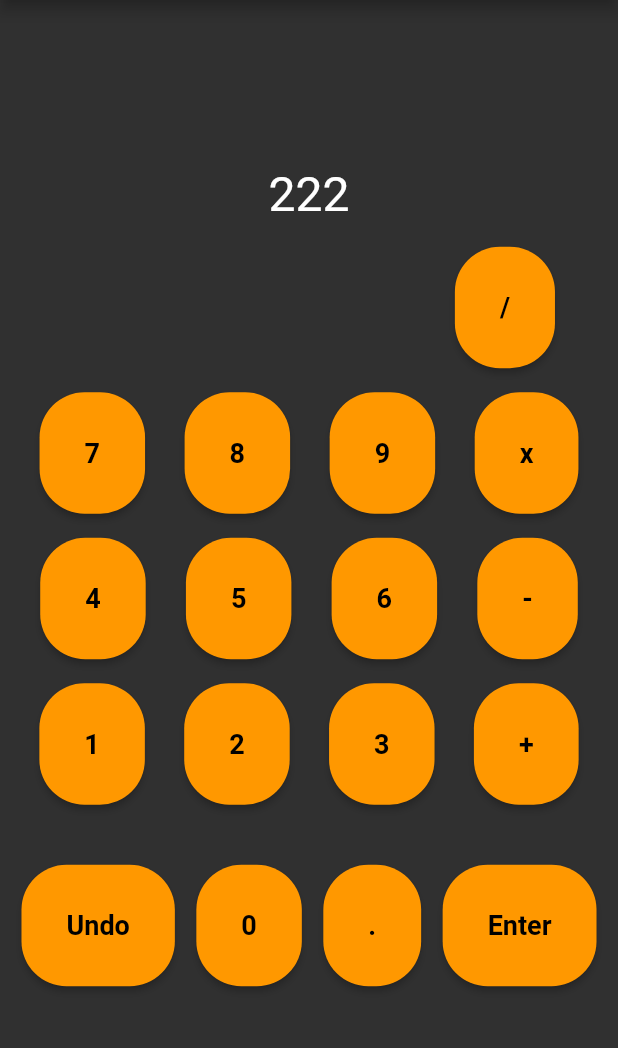
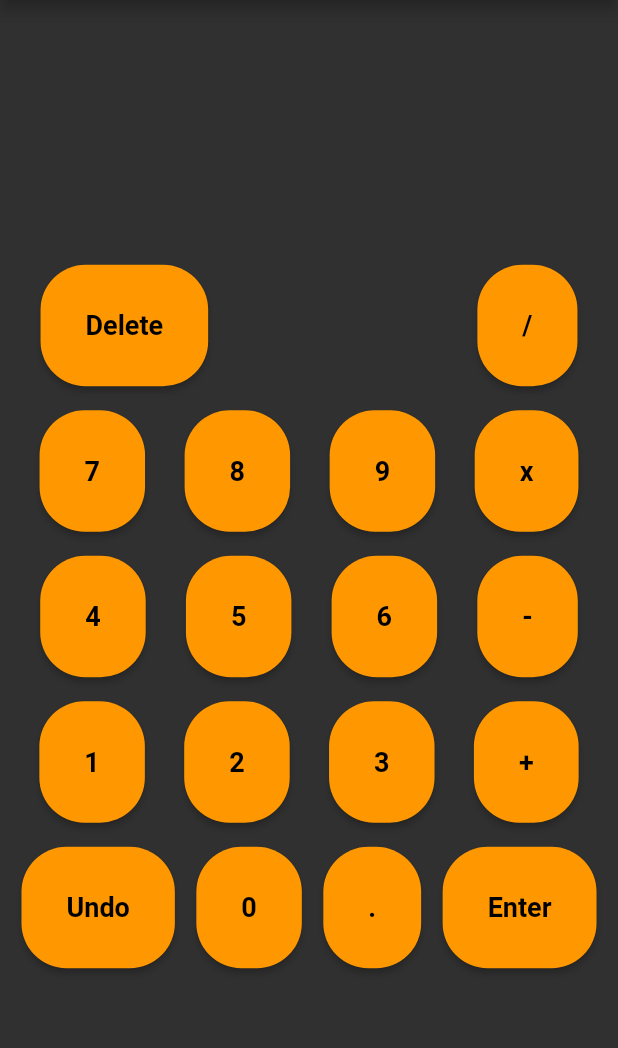
Before and after one commit to SergioMM0/rpncalculatorv3, a Flutter app: the Calculator screen opened directly, on a phone screen of 412 x 824 dp, the part 84-1132 px from its top. Run offline on Flutter 3.47's test engine with Material 2 defaults, Android fonts, the light colour scheme and no system bars.

Commit message:
gui finished

```diff
--- a/lib/calculator.dart
+++ b/lib/calculator.dart
@@ -23,7 +23,7 @@ class Calculator extends StatefulWidget {
 }
 
 class _CalculatorState extends State<Calculator> {
-  String display = '222';
+  String display = '';
 
   void buttonPressed(String buttonText) {
     setState(() {
@@ -49,13 +49,17 @@ class _CalculatorState extends State<Calculator> {
             height: 16.0,
           ),
           Row(
-            mainAxisAlignment: MainAxisAlignment.end,
+            mainAxisAlignment: MainAxisAlignment.spaceEvenly,
             mainAxisSize: MainAxisSize.max,
             children: [
+              CustomElevatedButton.orangeGradient(
+                child: const Text('Delete'), onPressed: () => buttonPressed('delete'),
+              ),
               Padding(
-                padding: EdgeInsets.only(right: MediaQuery.of(context).size.width * 0.102),
+                padding: EdgeInsets.only(left: MediaQuery.of(context).size.width * 0.37),
+                //To ask: How can I style it in a row. Should I include ghost widgets in the row?
                 child: CustomElevatedButton.orangeGradient(
-                    child: const Text('/'), onPressed: () {}
+                    child: const Text('/'), onPressed: () => buttonPressed('/'),
                 ),
               ),
             ],
@@ -67,13 +71,13 @@ class _CalculatorState extends State<Calculator> {
             mainAxisAlignment: MainAxisAlignment.spaceEvenly,
             children: [
               CustomElevatedButton.orangeGradient(
-                  child: const Text('7'), onPressed: () {}),
+                  child: const Text('7'), onPressed: () => buttonPressed('7')),
               CustomElevatedButton.orangeGradient(
-                  child: const Text('8'), onPressed: () {}),
+                  child: const Text('8'), onPressed: () => buttonPressed('8')),
               CustomElevatedButton.orangeGradient(
-                  child: const Text('9'), onPressed: () {}),
+                  child: const Text('9'), onPressed: () => buttonPressed('9')),
               CustomElevatedButton.orangeGradient(
-                  child: const Text('x'), onPressed: () {}),
+                  child: const Text('x'), onPressed: () => buttonPressed('x')),
             ],
           ),
           const SizedBox(
@@ -83,13 +87,13 @@ class _CalculatorState extends State<Calculator> {
             mainAxisAlignment: MainAxisAlignment.spaceEvenly,
             children: [
               CustomElevatedButton.orangeGradient(
-                  child: const Text('4'), onPressed: () {}),
+                  child: const Text('4'), onPressed: () => buttonPressed('4')),
               CustomElevatedButton.orangeGradient(
-                  child: const Text('5'), onPressed: () {}),
+                  child: const Text('5'), onPressed: () => buttonPressed('5')),
               CustomElevatedButton.orangeGradient(
-                  child: const Text('6'), onPressed: () {}),
+                  child: const Text('6'), onPressed: () => buttonPressed('6')),
               CustomElevatedButton.orangeGradient(
-                  child: const Text('-'), onPressed: () {}),
+                  child: const Text('-'), onPressed: () => buttonPressed('-')),
             ],
           ),
           const SizedBox(
@@ -99,29 +103,29 @@ class _CalculatorState extends State<Calculator> {
             mainAxisAlignment: MainAxisAlignment.spaceEvenly,
             children: [
               CustomElevatedButton.orangeGradient(
-                  child: const Text('1'), onPressed: () {}),
+                  child: const Text('1'), onPressed: () => buttonPressed('1')),
               CustomElevatedButton.orangeGradient(
-                  child: const Text('2'), onPressed: () {}),
+                  child: const Text('2'), onPressed: () => buttonPressed('2')),
               CustomElevatedButton.orangeGradient(
-                  child: const Text('3'), onPressed: () {}),
+                  child: const Text('3'), onPressed: () => buttonPressed('3')),
               CustomElevatedButton.orangeGradient(
-                  child: const Text('+'), onPressed: () {}),
+                  child: const Text('+'), onPressed: () => buttonPressed('+')),
             ],
           ),
           const SizedBox(
-            height: 40.0,
+            height: 16.0,
           ),
           Row(
             mainAxisAlignment: MainAxisAlignment.spaceEvenly,
             children: [
               CustomElevatedButton.orangeGradient(
-                  child: const Text('Undo'), onPressed: () {}),
+                  child: const Text('Undo'), onPressed: () => buttonPressed('undo')),
               CustomElevatedButton.orangeGradient(
-                  child: const Text('0'), onPressed: () {}),
+                  child: const Text('0'), onPressed: () => buttonPressed('0')),
               CustomElevatedButton.orangeGradient(
-                  child: const Text('.'), onPressed: () {}),
+                  child: const Text('.'), onPressed: () => buttonPressed('.')),
               CustomElevatedButton.orangeGradient(
-                  child: const Text('Enter'), onPressed: () {}),
+                  child: const Text('Enter'), onPressed: () => buttonPressed('enter')),
             ],
           ),
         ],
```
Also changed, not shown: lib/custom_elevated_button.dart (line endings or trailing spaces), 2 other files.
